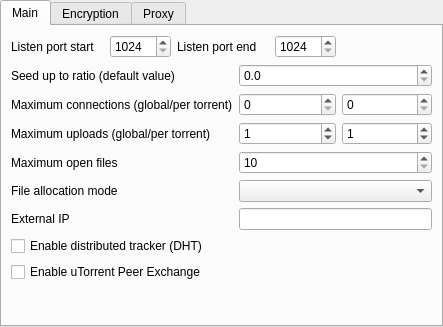
LubosD/fatrat, file engines/SettingsTorrentForm.ui: the form before one commit.
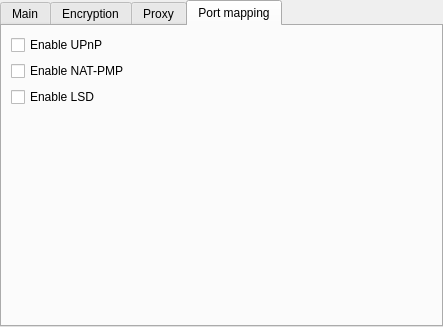
The form after the commit. The open tabs and pages were chosen to show the change.

Commit message: Added support for UPnP/NAT-PMP/LSD port mapping (untested)

```diff
--- a/engines/SettingsTorrentForm.ui
+++ b/engines/SettingsTorrentForm.ui
@@ -347,6 +347,47 @@
        </item>
       </layout>
      </widget>
+     <widget class="QWidget" name="Portmapping" >
+      <attribute name="title" >
+       <string>Port mapping</string>
+      </attribute>
+      <layout class="QGridLayout" >
+       <item row="0" column="0" >
+        <widget class="QCheckBox" name="checkUPNP" >
+         <property name="text" >
+          <string>Enable UPnP</string>
+         </property>
+        </widget>
+       </item>
+       <item row="1" column="0" >
+        <widget class="QCheckBox" name="checkNATPMP" >
+         <property name="text" >
+          <string>Enable NAT-PMP</string>
+         </property>
+        </widget>
+       </item>
+       <item row="2" column="0" >
+        <widget class="QCheckBox" name="checkLSD" >
+         <property name="text" >
+          <string>Enable LSD</string>
+         </property>
+        </widget>
+       </item>
+       <item row="3" column="1" >
+        <spacer>
+         <property name="orientation" >
+          <enum>Qt::Vertical</enum>
+         </property>
+         <property name="sizeHint" >
+          <size>
+           <width>20</width>
+           <height>40</height>
+          </size>
+         </property>
+        </spacer>
+       </item>
+      </layout>
+     </widget>
     </widget>
    </item>
   </layout>
```
The commit also changes 2 other files.
